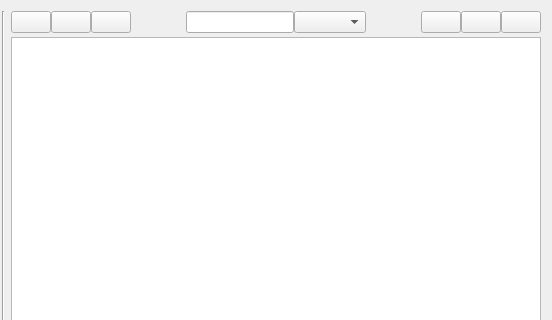
Old version of the form UPlayer/UPlayer.ui in the repository crablet/UPlayer; both pictures show x 279 to 831 and y 0 to 320 of the 831 by 534 pixel window.
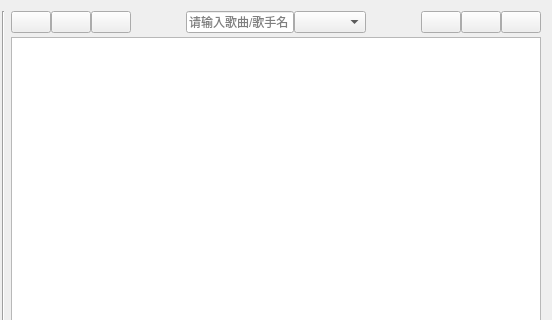
New version of the form. Icons and pictures are not drawn.

```diff
--- a/UPlayer/UPlayer.ui
+++ b/UPlayer/UPlayer.ui
@@ -251,7 +251,11 @@
            </spacer>
           </item>
           <item>
-           <widget class="QLineEdit" name="SearshSongBox"/>
+           <widget class="QLineEdit" name="SearshSongBox">
+            <property name="placeholderText">
+             <string>请输入歌曲/歌手名</string>
+            </property>
+           </widget>
           </item>
           <item>
            <widget class="QComboBox" name="SearchEngineBox"/>
```
Left out of the diff: 54 changed lines with no effect on the pictures.
